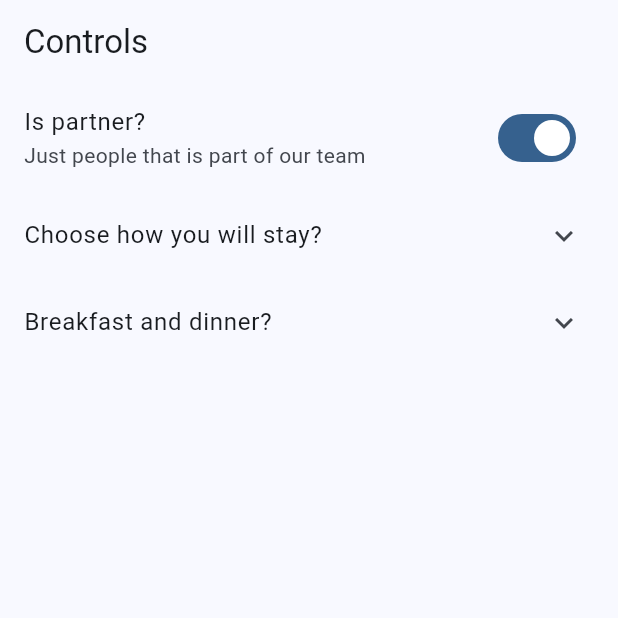
After one commit to branddoon/flutter-design-course, a Flutter app: the UiControlsScreen screen opened by its route, on a phone screen of 412 x 824 dp, the top half of it. The commit adds this screen. Run offline on Flutter 3.47's test engine with Material 3 defaults, Android fonts, the phone set to English and light mode, and no system bars; our stand-ins replace go_router.

Commit message:
Feat: Added animated & slide & controls implementation

```diff
--- a/lib/config/router/router.dart
+++ b/lib/config/router/router.dart
@@ -9,6 +9,9 @@ final appRouter = GoRouter(
       GoRoute(path: '/buttons', builder: (context, state) => ButtonsScreen(),),
       GoRoute(path: '/cards', builder: (context, state) => CardScreen(),),
       GoRoute(path: '/progress', builder: (context, state) => ProgressScreen(),),
-      GoRoute(path: '/snackbar', builder: (context, state) => SnackBarScreen())
+      GoRoute(path: '/snackbar', builder: (context, state) => SnackBarScreen()),
+      GoRoute(path: '/slide', builder: (context, state) => SlideScreen()),
+      GoRoute(path: '/animated', builder: (context, state) => AnimatedScreen()),
+      GoRoute(path: '/ui-controls', builder: (context, state) => UiControlsScreen())
     ]
 );
--- a/lib/data/data_items_menu.dart
+++ b/lib/data/data_items_menu.dart
@@ -6,4 +6,7 @@ const dataItemsMenu = <ItemMenu> [
   ItemMenu(title: 'Card', subtitle: 'Card implementation', url: '/cards', icon: Icons.rectangle_outlined),
   ItemMenu(title: 'Progress', subtitle: 'Progress implementation', url: '/progress', icon: Icons.hourglass_empty),
   ItemMenu(title: 'Snackbar and dialog', subtitle: 'Snackbar and dialog implementation', url: '/snackbar', icon: Icons.message),
+  ItemMenu(title: 'Slide', subtitle: 'Slide implementation', url: '/slide', icon: Icons.web_stories),
+  ItemMenu(title: 'Animated', subtitle: 'Animated implementation', url: '/animated', icon: Icons.animation),
+  ItemMenu(title: 'Ui-controls', subtitle: 'Ui-controls implementation', url: '/ui-controls', icon: Icons.gamepad),
 ];
--- a/lib/presentation/home/home_screen.dart
+++ b/lib/presentation/home/home_screen.dart
@@ -14,7 +14,7 @@ class HomeScreen extends StatelessWidget {
 
     return Scaffold(
       appBar: AppBar(
-        title: Text('App bar'),
+        title: Text('Flutter desing'),
         backgroundColor: colors.primary,
       ),
       body: const Center(
--- a/lib/presentation/screens.dart
+++ b/lib/presentation/screens.dart
@@ -1,3 +1,6 @@
+export 'package:flutter_design/presentation/ui_controls/ui_controls_screen.dart';
+export 'package:flutter_design/presentation/animated/animated_screen.dart';
+export 'package:flutter_design/presentation/slide/slide_screen.dart';
 export 'package:flutter_design/presentation/progress/progress_screen.dart';
 export 'package:flutter_design/presentation/snackbar/snack_bar_screen.dart';
 export 'package:flutter_design/presentation/cards/cards.dart';
--- /dev/null
+++ b/lib/presentation/ui_controls/ui_controls_screen.dart
@@ -0,0 +1,66 @@
+import 'package:flutter/material.dart';
+
+class UiControlsScreen extends StatelessWidget {
+  const UiControlsScreen({super.key});
+
+  @override
+  Widget build(BuildContext context) {
+    return Scaffold(
+      appBar: AppBar(
+        title: Text('Controls'),
+      ),
+      body: UiControlsView(),
+    );
+  }
+}
+class UiControlsView extends StatefulWidget {
+  const UiControlsView({super.key});
+
+  @override
+  State<UiControlsView> createState() => _UiControlsViewState();
+}
+
+enum Lodging {
+  hotel,
+  house,
+  department,
+  loft
+}
+
+class _UiControlsViewState extends State<UiControlsView> {
+
+  bool isPartner = true;
+  Lodging selectedLodging = Lodging.hotel;
+  bool wantsBreakfast = false;
+  bool wantsDinner = false;
+
+  @override
+  Widget build(BuildContext context) {
+    return ListView(
+      children: [
+        SwitchListTile(
+          title: Text('Is partner?'),
+          subtitle: Text('Just people that is part of our team'),
+          value: isPartner,
+          onChanged: (value) => setState((){isPartner = !isPartner;}),
+        ),
+        ExpansionTile(
+          title: Text('Choose how you will stay?'),
+          children: [
+            RadioListTile(title: Text('Hotel'), value: Lodging.hotel, groupValue: selectedLodging, onChanged: (value)=> setState(() {selectedLodging = Lodging.hotel;})),
+            RadioListTile(title: Text('Department'), value: Lodging.department, groupValue: selectedLodging, onChanged: (value)=> setState(() {selectedLodging = Lodging.department;})),
+            RadioListTile(title: Text('House'), value: Lodging.house, groupValue: selectedLodging, onChanged: (value)=> setState(() {selectedLodging = Lodging.house;})),
+            RadioListTile(title: Text('Loft'), value: Lodging.loft, groupValue: selectedLodging, onChanged: (value)=> setState(() {selectedLodging = Lodging.loft;})),
+          ],
+        ),
+        ExpansionTile(
+          title: Text('Breakfast and dinner?'),
+          children: [
+            CheckboxListTile(title: Text('Breakfast'), value: wantsBreakfast, onChanged: (value) => setState(() {wantsBreakfast = !wantsBreakfast;})),
+            CheckboxListTile(title: Text('Dinner') ,value: wantsDinner, onChanged: (value) => setState(() {wantsDinner = !wantsDinner;}))
+          ],
+        ),
+      ],
+    );
+  }
+}
--- a/pubspec.yaml
+++ b/pubspec.yaml
@@ -18,3 +18,5 @@ dev_dependencies:
 
 flutter:
   uses-material-design: true
+  assets:
+   - assets/images/
```
Also changed, not shown: lib/presentation/animated/animated_screen.dart (added, +49 -0 lines), lib/presentation/scroll/scroll_screen.dart (added, +10 -0 lines), lib/presentation/slide/slide_screen.dart (added, +70 -0 lines), assets/images/1.jpg (added), assets/images/2.jpg (added), assets/images/3.jpg (added).
